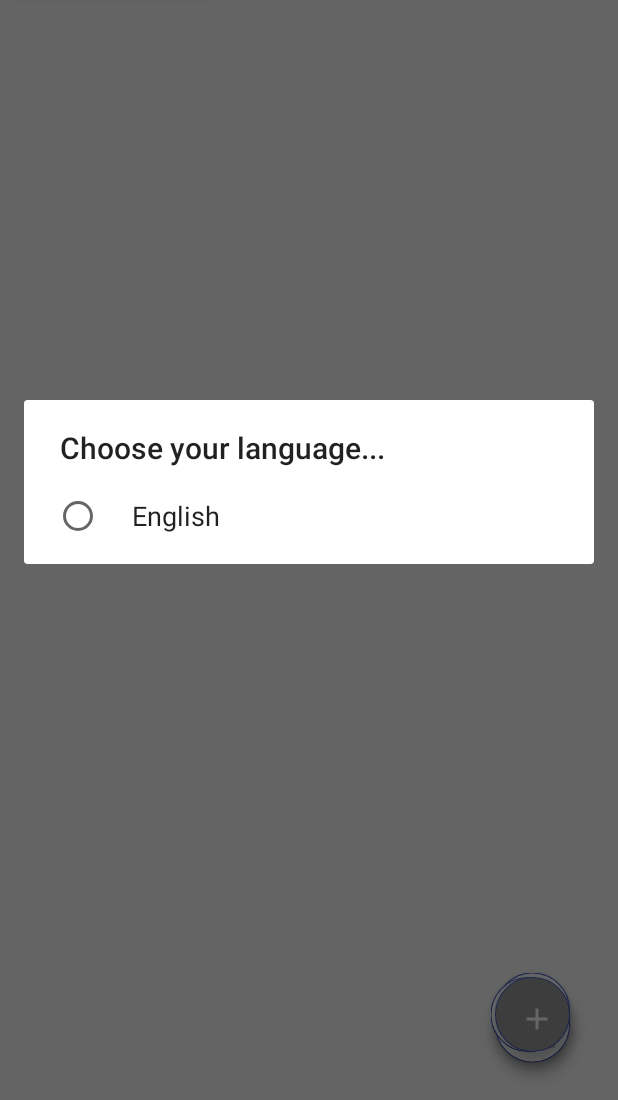
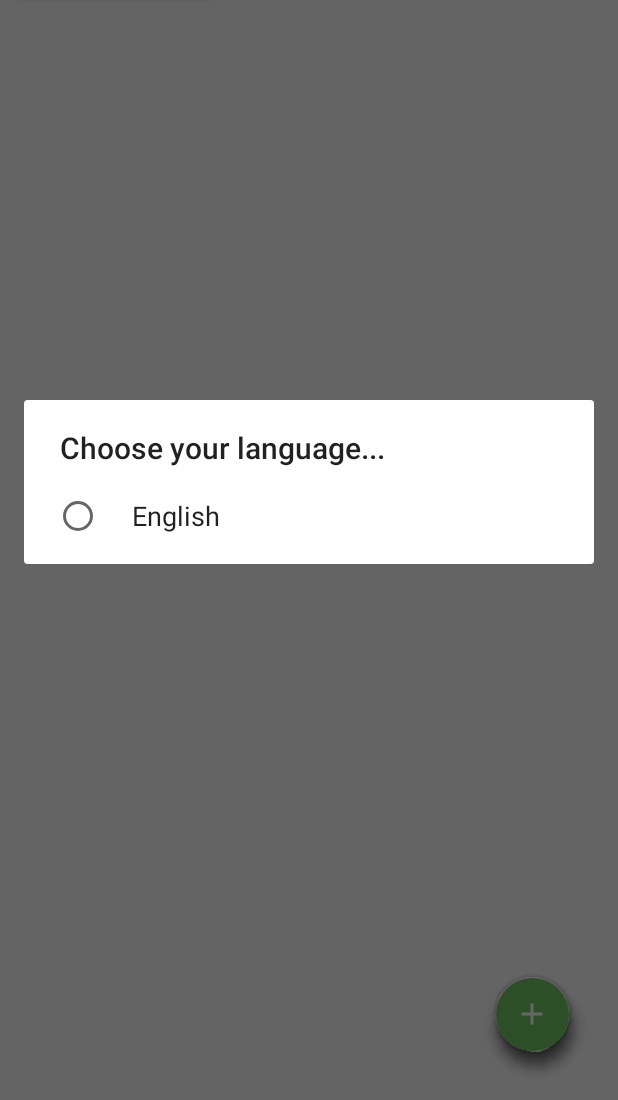
Before and after one commit to ngvantu/Android-ConvenienceStore, an Android app: the MapsActivity screen opened directly, with no data from a screen before it, in the side drawer, after a tap on "Ngôn ngữ(Language setting)", on a phone screen of 412 x 824 dp, the part 136-1236 px from its top. Run offline under Robolectric (Android 15) with nearby library versions, the phone set to English and light mode, and no system bars; libraries missing offline, so code that uses them is left out: io.netopen.hotbitmapgg; 2 statements that could not run were skipped.

```diff
--- a/app/src/main/java/team25/conveniencestore/activitys/FeedbackActivity.java
+++ b/app/src/main/java/team25/conveniencestore/activitys/FeedbackActivity.java
@@ -176,7 +176,6 @@ public class FeedbackActivity extends Activity {
 
                 etTitle.setText("");
                 etContent.setText("");
-                CallSignOut();
             } catch (Exception e) {
             }
         }
--- a/app/src/main/java/team25/conveniencestore/activitys/MapsActivity.java
+++ b/app/src/main/java/team25/conveniencestore/activitys/MapsActivity.java
@@ -92,7 +92,7 @@ public class MapsActivity extends FragmentActivity implements OnMapReadyCallback
     private FloatingActionButton btnResult, btnFeedback;
     private Button btnDeleteInputSearchStore;
     private FloatingActionButton floatingBTN, floatBtn_Result, floatBtn_FeedBack, floatBtn_Nearby;
-    private Animation Move_Left, Back_Left, Move_Above, Back_Above, Move_Middle, Back_Middle;
+    private Animation Move_Left, Back_Left, Move_Above, Back_Above, Move_Middle, Back_Middle,Rotate_X,Rotate_Plus;
     private AutoCompleteTextView mSearchText;
     private Marker clickingMarker;
     private Marker currentMarker;
@@ -436,12 +436,15 @@ public class MapsActivity extends FragmentActivity implements OnMapReadyCallback
         mSearchText = (AutoCompleteTextView) findViewById(R.id.input_search);
         floatingBTN = (FloatingActionButton) findViewById(R.id.floatingBTN);
         floatingBTN = (FloatingActionButton) findViewById(R.id.floatingBTN);
-        Move_Left = AnimationUtils.loadAnimation(this, R.anim.move_left);
-        Back_Left = AnimationUtils.loadAnimation(this, R.anim.back_left);
+        Move_Left = AnimationUtils.loadAnimation(this, R.anim.move_bottom);
+        Back_Left = AnimationUtils.loadAnimation(this, R.anim.back_bottom);
         Move_Above = AnimationUtils.loadAnimation(this, R.anim.move_above);
         Back_Above = AnimationUtils.loadAnimation(this, R.anim.back_above);
         Move_Middle = AnimationUtils.loadAnimation(this, R.anim.move_middle);
         Back_Middle = AnimationUtils.loadAnimation(this, R.anim.back_middle);
+        Rotate_X = AnimationUtils.loadAnimation(this, R.anim.rotate_x);
+        Rotate_Plus = AnimationUtils.loadAnimation(this, R.anim.rotate_plus);
+
     }
 
     private void settingController() {
@@ -730,12 +733,14 @@ public class MapsActivity extends FragmentActivity implements OnMapReadyCallback
     }
 
     private void Show() {
+        floatingBTN.startAnimation(Rotate_X);
         btnFeedback.startAnimation(Move_Left);
         btnResult.startAnimation(Move_Middle);
         btnSearchNearMe.startAnimation(Move_Above);
     }
 
     private void Hide() {
+        floatingBTN.startAnimation(Rotate_Plus);
         btnResult.startAnimation(Back_Middle);
         btnSearchNearMe.startAnimation(Back_Above);
         btnFeedback.startAnimation(Back_Left);
--- a/app/src/main/res/anim/back_above.xml
+++ b/app/src/main/res/anim/back_above.xml
@@ -1,10 +1,9 @@
 <?xml version="1.0" encoding="utf-8"?>
 <set xmlns:android="http://schemas.android.com/apk/res/android"
     >
-
     <translate
-        android:duration="500"
+        android:duration="300"
         android:fromYDelta="0%"
-        android:toYDelta="350%"/>
+        android:toYDelta="376%"/>
 
 </set>
--- a/app/src/main/res/anim/back_left.xml
+++ b/app/src/main/res/anim/back_bottom.xml
@@ -3,8 +3,8 @@
     >
 
     <translate
-        android:duration="500"
-        android:fromXDelta="0%"
-        android:toXDelta="150%"/>
+        android:duration="300"
+        android:fromYDelta="0%"
+        android:toYDelta="136%"/>
 
 </set>
--- a/app/src/main/res/anim/back_middle.xml
+++ b/app/src/main/res/anim/back_middle.xml
@@ -3,8 +3,8 @@
     >
 
     <translate
-        android:duration="500"
+        android:duration="300"
         android:fromYDelta="0%"
-        android:toYDelta="150%"/>
+        android:toYDelta="256%"/>
 
 </set>
--- a/app/src/main/res/anim/move_above.xml
+++ b/app/src/main/res/anim/move_above.xml
@@ -2,8 +2,8 @@
 <set xmlns:android="http://schemas.android.com/apk/res/android"
     android:fillAfter="true">
     <translate
-        android:duration="500"
-        android:fromYDelta="350%"
+        android:duration="300"
+        android:fromYDelta="376%"
         android:toYDelta="0%"/>
 
 </set>
--- a/app/src/main/res/anim/move_left.xml
+++ b/app/src/main/res/anim/move_bottom.xml
@@ -3,9 +3,9 @@
     android:fillAfter="true">
 
     <translate
-        android:duration="500"
-        android:fromXDelta="150%"
-        android:toXDelta="0%"
+        android:duration="300"
+        android:fromYDelta="136%"
+        android:toYDelta="0%"
         />
 
 </set>
--- a/app/src/main/res/anim/move_middle.xml
+++ b/app/src/main/res/anim/move_middle.xml
@@ -3,8 +3,8 @@
     android:fillAfter="true">
 
     <translate
-        android:duration="500"
-        android:fromYDelta="150%"
+        android:duration="300"
+        android:fromYDelta="256%"
         android:toYDelta="0%" />
 
 </set>
--- /dev/null
+++ b/app/src/main/res/anim/rotate_plus.xml
@@ -0,0 +1,9 @@
+<?xml version="1.0" encoding="utf-8"?>
+<set xmlns:android="http://schemas.android.com/apk/res/android">
+    <rotate
+        android:fromDegrees="405"
+        android:toDegrees="0"
+        android:pivotX="50%"
+        android:pivotY="50%"
+        android:duration="300" />
+</set>
--- /dev/null
+++ b/app/src/main/res/anim/rotate_x.xml
@@ -0,0 +1,11 @@
+<?xml version="1.0" encoding="utf-8"?>
+<set xmlns:android="http://schemas.android.com/apk/res/android"
+    android:fillAfter="true"
+    android:fillEnabled="true">
+    <rotate
+        android:fromDegrees="0"
+        android:toDegrees="405"
+        android:pivotX="50%"
+        android:pivotY="50%"
+        android:duration="300" />
+</set>
--- a/app/src/main/res/layout/activity_maps.xml
+++ b/app/src/main/res/layout/activity_maps.xml
@@ -106,15 +106,15 @@
             android:layout_width="50dp"
             android:layout_height="50dp"
             android:layout_margin="32dp"
-            android:backgroundTint="#999"
+            android:backgroundTint="#71c663"
             app:layout_constraintBottom_toBottomOf="@+id/include"
-            app:layout_constraintEnd_toEndOf="@+id/include"           />
+            app:layout_constraintEnd_toEndOf="@+id/include"
+            app:backgroundTint="@android:color/transparent"
+            app:fabCustomSize="50dp"/>
 
         <include
             android:id="@+id/include"
-            layout="@layout/floating_button_layout"
-            tools:layout_editor_absoluteX="0dp"
-            tools:layout_editor_absoluteY="63dp" />
+            layout="@layout/floating_button_layout" />
 
     </android.support.constraint.ConstraintLayout>
 
--- a/app/src/main/res/layout/floating_button_layout.xml
+++ b/app/src/main/res/layout/floating_button_layout.xml
@@ -10,38 +10,48 @@
         android:layout_height="50dp"
         android:layout_gravity="bottom|end"
         android:layout_marginRight="32dp"
-        android:layout_marginBottom="200dp"
+        android:layout_marginBottom="220dp"
         android:backgroundTint="#fff"
+        android:scaleType="center"
+        android:src="@drawable/places_ic_search"
         android:text="Near"
+        android:tint="@color/fui_bgEmail"
         android:visibility="invisible"
-        android:src="@drawable/places_ic_search"/>
+        app:backgroundTint="@android:color/transparent"
+        app:fabCustomSize="50dp" />
 
     <android.support.design.widget.FloatingActionButton
         android:id="@+id/btnResult"
         android:layout_width="50dp"
         android:layout_height="50dp"
+        android:layout_gravity="bottom|end"
+        android:layout_marginRight="32dp"
+        android:layout_marginBottom="160dp"
         android:backgroundTint="#fff"
-        android:layout_gravity="bottom|end"
-        android:layout_marginBottom="110dp"
-        android:layout_marginRight="32dp"
+        android:clickable="true"
+        android:padding="0dp"
+        android:scaleType="center"
+        android:src="@drawable/ic_result_35px"
         android:text="KQ"
+        android:tint="@color/fui_bgPhone"
         android:visibility="invisible"
-        android:src="@drawable/ic_result_35px"
-        android:scaleType="center"
-        />
+        app:backgroundTint="@android:color/transparent"
+        app:fabCustomSize="50dp" />
 
     <android.support.design.widget.FloatingActionButton
         android:id="@+id/btnFeedback"
         android:layout_width="50dp"
         android:layout_height="50dp"
+        android:layout_gravity="bottom|end"
+        android:layout_marginRight="32dp"
+        android:layout_marginBottom="100dp"
         android:backgroundTint="#fff"
-        android:layout_gravity="bottom|end"
-        android:layout_marginBottom="32dp"
-        android:layout_marginRight="110dp"
+        android:scaleType="center"
         android:src="@drawable/ic_feedback_35px"
         android:text="FB"
+        android:tint="@color/fui_linkColor"
         android:visibility="invisible"
-        android:scaleType="center"
-        />
+        app:backgroundTint="@android:color/transparent"
+        app:fabCustomSize="50dp" />
 
 </FrameLayout>
```
